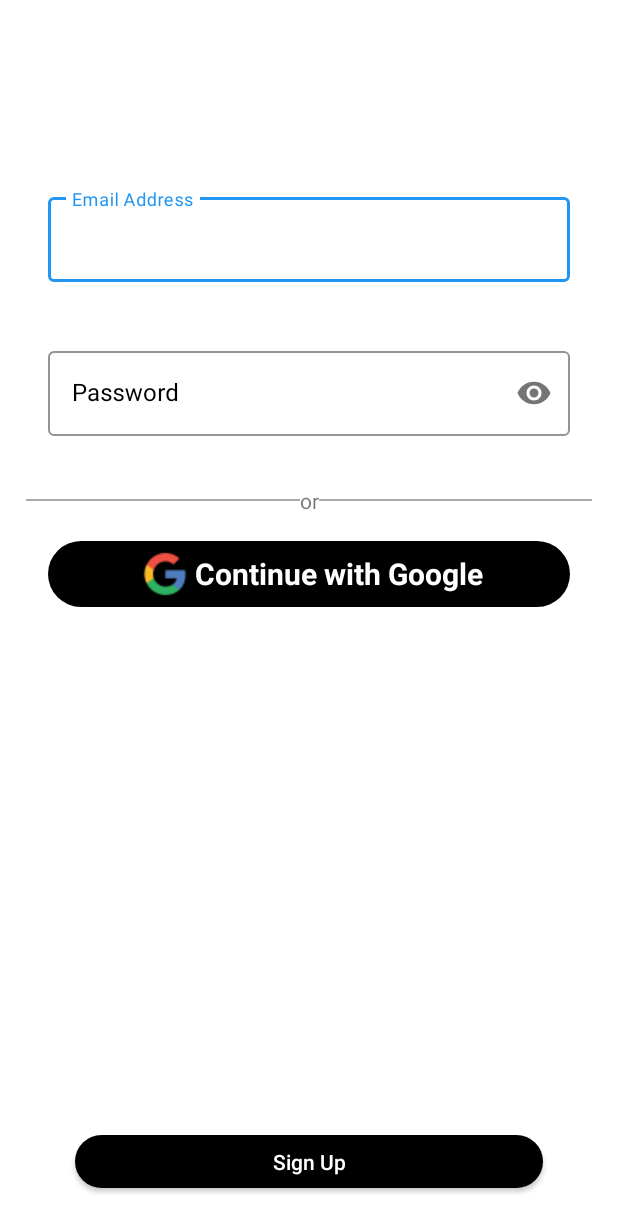
After one commit to TechiEco-Solutions/TE-Android-App, an Android app: the layout activity_sign_in.xml on its own in the app's theme, with its tools: preview values and no code run, on a phone screen of 412 x 824 dp. The commit adds this screen. Shown: the top 1232 px of the screen. Run offline under Robolectric (Android 15) with nearby library versions, the phone set to English and light mode, and no system bars.

Commit message:
(Commit - 2) Sign Up using Email/Pass and Google Sign-In added.

```diff
--- /dev/null
+++ b/app/src/main/res/drawable/create_acc_bg.xml
@@ -0,0 +1,6 @@
+<?xml version="1.0" encoding="utf-8"?>
+<shape xmlns:android="http://schemas.android.com/apk/res/android">
+
+    <solid android:color="@color/black" />
+    <corners android:radius="30dp" />
+</shape>
--- /dev/null
+++ b/app/src/main/res/layout/activity_sign_in.xml
@@ -0,0 +1,173 @@
+<?xml version="1.0" encoding="utf-8"?>
+<layout
+    xmlns:android="http://schemas.android.com/apk/res/android"
+    xmlns:app="http://schemas.android.com/apk/res-auto"
+    xmlns:tools="http://schemas.android.com/tools"
+    >
+
+    <androidx.constraintlayout.widget.ConstraintLayout
+        android:layout_width="match_parent"
+        android:layout_height="match_parent"
+        tools:context=".activities.SignInActivity">
+
+        <LinearLayout
+            android:id="@+id/linearLayout"
+            android:layout_width="0dp"
+            android:layout_height="wrap_content"
+            android:layout_marginStart="16dp"
+            android:layout_marginTop="100dp"
+            android:layout_marginEnd="16dp"
+            android:orientation="vertical"
+            android:padding="16dp"
+            app:layout_constraintEnd_toEndOf="parent"
+            app:layout_constraintStart_toStartOf="parent"
+            app:layout_constraintTop_toTopOf="parent">
+
+            <com.google.android.material.textfield.TextInputLayout
+                android:id="@+id/textFieldPhone"
+                style="@style/Widget.MaterialComponents.TextInputLayout.OutlinedBox"
+                android:layout_width="match_parent"
+                android:layout_height="wrap_content"
+                android:layout_marginTop="10dp"
+                android:hint="Email Address"
+                android:textColorHint="@color/black"
+                app:boxStrokeColor="#2196F3"
+                app:endIconMode="custom"
+                app:errorEnabled="true"
+                app:hintTextColor="#2196F3">
+
+                <com.google.android.material.textfield.TextInputEditText
+                    android:id="@+id/etPhone"
+                    android:layout_width="match_parent"
+                    android:layout_height="wrap_content" />
+
+            </com.google.android.material.textfield.TextInputLayout>
+
+            <com.google.android.material.textfield.TextInputLayout
+                android:id="@+id/textFieldPassword"
+                style="@style/Widget.MaterialComponents.TextInputLayout.OutlinedBox"
+                android:layout_width="match_parent"
+                android:layout_height="wrap_content"
+                android:layout_marginTop="20dp"
+                android:hint="Password"
+                android:textColorHint="@color/black"
+                app:boxStrokeColor="#2196F3"
+                app:boxStrokeErrorColor="#E91E63"
+                app:hintTextColor="#2196F3"
+                app:passwordToggleEnabled="true">
+
+                <com.google.android.material.textfield.TextInputEditText
+                    android:id="@+id/etPassword"
+                    android:layout_width="match_parent"
+                    android:layout_height="wrap_content"
+                    android:inputType="textPassword"
+                    app:errorEnabled="true" />
+
+            </com.google.android.material.textfield.TextInputLayout>
+        </LinearLayout>
+
+        <androidx.constraintlayout.widget.ConstraintLayout
+            android:id="@+id/constraintLayout2"
+            android:layout_width="0dp"
+            android:layout_height="wrap_content"
+            android:layout_marginStart="16dp"
+            android:layout_marginTop="16dp"
+            android:layout_marginEnd="16dp"
+            app:layout_constraintEnd_toEndOf="parent"
+            app:layout_constraintHorizontal_bias="0.5"
+            app:layout_constraintStart_toStartOf="parent"
+            app:layout_constraintTop_toBottomOf="@+id/linearLayout">
+
+            <LinearLayout
+                android:layout_width="0dp"
+                android:layout_height="wrap_content"
+                android:layout_marginStart="1dp"
+                android:layout_marginTop="1dp"
+                android:layout_marginEnd="1dp"
+                android:layout_marginBottom="1dp"
+                android:gravity="center"
+                android:orientation="horizontal"
+                app:layout_constraintBottom_toBottomOf="parent"
+                app:layout_constraintEnd_toEndOf="parent"
+                app:layout_constraintStart_toStartOf="parent"
+                app:layout_constraintTop_toTopOf="parent">
+
+                <View
+                    android:layout_width="wrap_content"
+                    android:layout_height="1dp"
+                    android:layout_weight="1"
+                    android:background="@android:color/darker_gray" />
+
+                <TextView
+                    android:id="@+id/textView6"
+                    android:layout_width="wrap_content"
+                    android:layout_height="wrap_content"
+                    android:text="or" />
+
+                <View
+                    android:layout_width="wrap_content"
+                    android:layout_height="1dp"
+                    android:layout_weight="1"
+                    android:background="@android:color/darker_gray" />
+            </LinearLayout>
+        </androidx.constraintlayout.widget.ConstraintLayout>
+
+        <androidx.constraintlayout.widget.ConstraintLayout
+            android:id="@+id/googleSignInLayout"
+            android:layout_width="match_parent"
+            android:layout_height="wrap_content"
+            android:layout_marginStart="32dp"
+            android:layout_marginTop="16dp"
+            android:layout_marginEnd="32dp"
+            android:background="@drawable/create_acc_bg"
+            app:layout_constraintEnd_toEndOf="parent"
+            app:layout_constraintHorizontal_bias="0.5"
+            app:layout_constraintStart_toStartOf="parent"
+            app:layout_constraintTop_toBottomOf="@+id/constraintLayout2">
+
+
+            <LinearLayout
+                android:layout_width="match_parent"
+                android:layout_height="wrap_content"
+                android:gravity="center"
+                android:orientation="horizontal"
+                android:padding="2dp"
+                app:layout_constraintBottom_toBottomOf="parent"
+                app:layout_constraintEnd_toEndOf="parent"
+                app:layout_constraintStart_toStartOf="parent"
+                app:layout_constraintTop_toTopOf="parent">
+
+                <ImageView
+                    android:id="@+id/imageView3"
+                    android:layout_width="40dp"
+                    android:layout_height="40dp"
+                    app:srcCompat="@drawable/google_logo" />
+
+                <TextView
+                    android:id="@+id/textView4"
+                    android:layout_width="wrap_content"
+                    android:layout_height="wrap_content"
+                    android:text="Continue with Google"
+                    android:textColor="@color/white"
+                    android:textSize="20sp"
+                    android:textStyle="bold" />
+            </LinearLayout>
+        </androidx.constraintlayout.widget.ConstraintLayout>
+
+        <androidx.appcompat.widget.AppCompatButton
+            android:id="@+id/buttonSignUp"
+            android:layout_width="0dp"
+            android:layout_height="35dp"
+            android:layout_marginStart="50dp"
+            android:layout_marginEnd="50dp"
+            android:layout_marginBottom="32dp"
+            android:background="@drawable/create_acc_bg"
+            android:text="Sign Up"
+            android:textAllCaps="false"
+            android:textColor="@color/white"
+            app:layout_constraintBottom_toBottomOf="parent"
+            app:layout_constraintEnd_toEndOf="parent"
+            app:layout_constraintStart_toStartOf="parent" />
+
+    </androidx.constraintlayout.widget.ConstraintLayout>
+</layout>
--- a/build.gradle
+++ b/build.gradle
@@ -1,6 +1,12 @@
 // Top-level build file where you can add configuration options common to all sub-projects/modules.
+buildscript {
+    repositories {
+        mavenCentral()
+    }
+}
 plugins {
     id 'com.android.application' version '7.3.0' apply false
     id 'com.android.library' version '7.3.0' apply false
     id 'org.jetbrains.kotlin.android' version '1.7.10' apply false
+    id 'com.google.gms.google-services' version '4.3.15' apply false
 }
```
Also changed, not shown: app/build.gradle (+12 -0 lines), app/src/main/AndroidManifest.xml (+15 -7 lines), app/src/main/java/com/yash/teapp/activities/MainActivity.kt (+15 -0 lines), app/src/main/java/com/yash/teapp/activities/SignInActivity.kt (added, +159 -0 lines), app/src/main/java/com/yash/teapp/activities/SplashActivity.kt (+16 -4 lines), app/src/main/res/layout/activity_main.xml (+4 -4 lines), app/src/main/res/drawable/google_logo.png (added), 1 other file.
